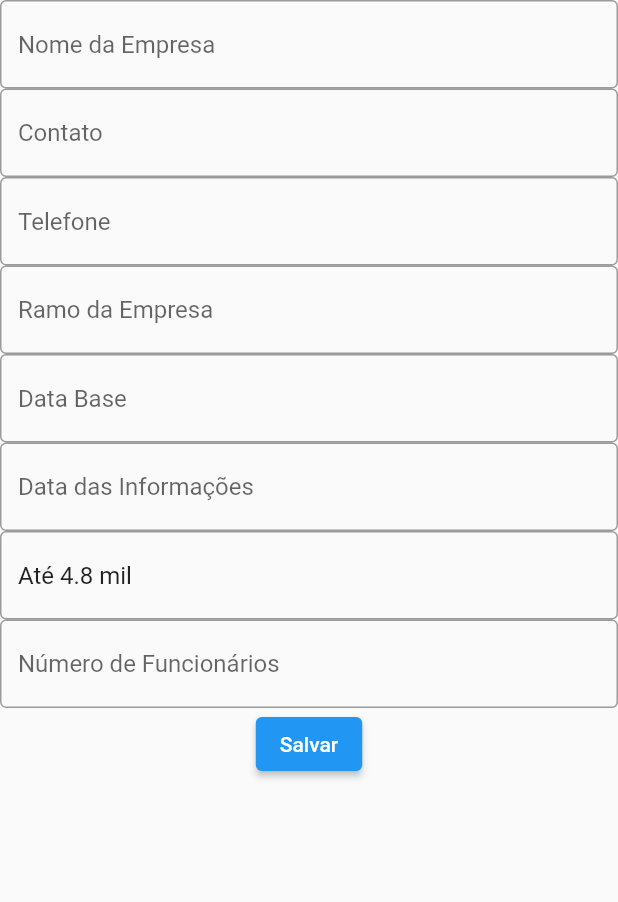
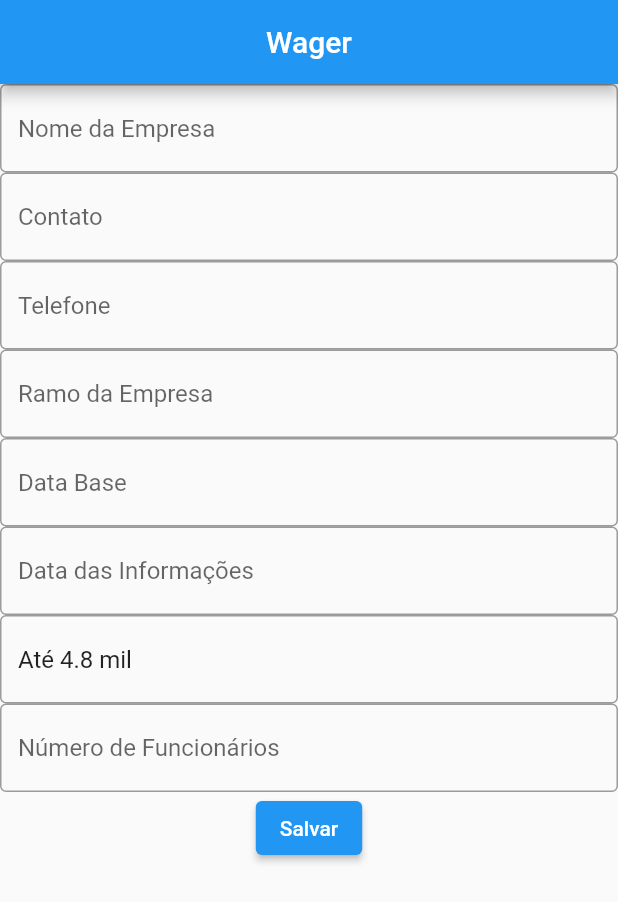
Before and after one commit to rodrigobastosv/wager, a Flutter app: the CompanyFormPage screen opened directly, on a phone screen of 412 x 824 dp. Shown: the top 902 px of the screen. Run offline on Flutter 3.47's test engine with Material 2 defaults, Android fonts, the phone set to English and light mode, and no system bars; drawn by our look-alikes of datetime_picker_formfield, select_form_field; our stand-ins replace cloud_firestore, firebase_auth, firebase_core, mask_text_input_formatter; accounts and stored records are empty; statements that could not run were skipped.

Commit message:
rotas e scaffold

```diff
--- a/lib/pages/company/company_form_page.dart
+++ b/lib/pages/company/company_form_page.dart
@@ -5,9 +5,12 @@
 import 'package:intl/intl.dart';
 import 'package:mask_text_input_formatter/mask_text_input_formatter.dart';
 import 'package:select_form_field/select_form_field.dart';
+import 'package:wager/pages/layout/w_scaffold.dart';
 
 class CompanyFormPage extends StatefulWidget {
   const CompanyFormPage({Key? key}) : super(key: key);
+
+  static const routeName = 'companyForm';
 
   @override
   State<CompanyFormPage> createState() => _CompanyFormPageState();
@@ -33,7 +36,7 @@
 
   @override
   Widget build(BuildContext context) {
-    return Scaffold(
+    return WScaffold(
       body: Form(
         key: _formKey,
         child: Column(
--- /dev/null
+++ b/lib/pages/layout/w_scaffold.dart
@@ -0,0 +1,25 @@
+import 'package:flutter/material.dart';
+
+class WScaffold extends StatelessWidget {
+  const WScaffold({
+    Key? key,
+    required this.body,
+    this.floatingActionButton,
+  }) : super(key: key);
+
+  final Widget body;
+  final Widget? floatingActionButton;
+
+  @override
+  Widget build(BuildContext context) {
+    return Scaffold(
+      appBar: AppBar(
+        title: const Text('Wager'),
+        centerTitle: true,
+        leading: const SizedBox(),
+      ),
+      body: body,
+      floatingActionButton: floatingActionButton,
+    );
+  }
+}
--- a/lib/pages/role/role_form_page.dart
+++ b/lib/pages/role/role_form_page.dart
@@ -1,8 +1,11 @@
 import 'package:cloud_firestore/cloud_firestore.dart';
 import 'package:flutter/material.dart';
+import 'package:wager/pages/layout/w_scaffold.dart';
 
 class RoleFormPage extends StatefulWidget {
   const RoleFormPage({Key? key}) : super(key: key);
+
+  static const routeName = 'roleForm';
 
   @override
   State<RoleFormPage> createState() => _RoleFormPageState();
@@ -22,7 +25,7 @@
 
   @override
   Widget build(BuildContext context) {
-    return Scaffold(
+    return WScaffold(
       body: Form(
         key: _formKey,
         child: Column(
```
Also changed, not shown: lib/main.dart (+28 -0 lines), lib/pages/company/company_list_page.dart (+7 -5 lines), lib/pages/home/home_page.dart (+24 -15 lines), lib/pages/role/role_list_page.dart (+7 -5 lines), lib/pages/sign_in/sign_in_page.dart (+3 -5 lines).
